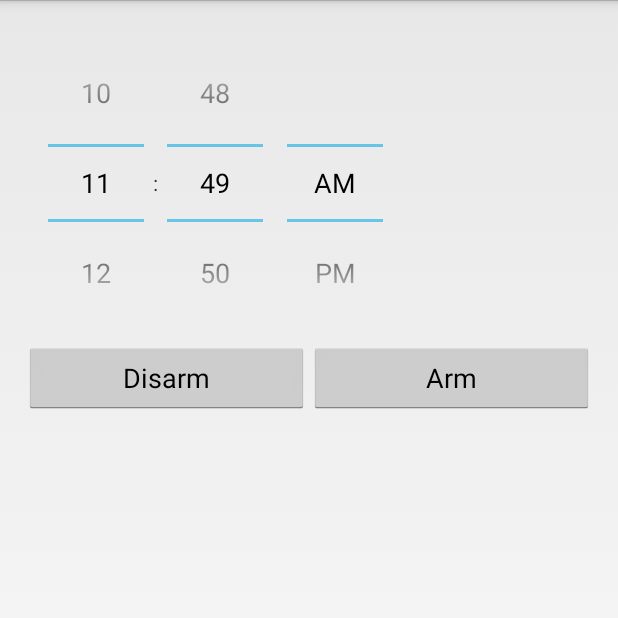
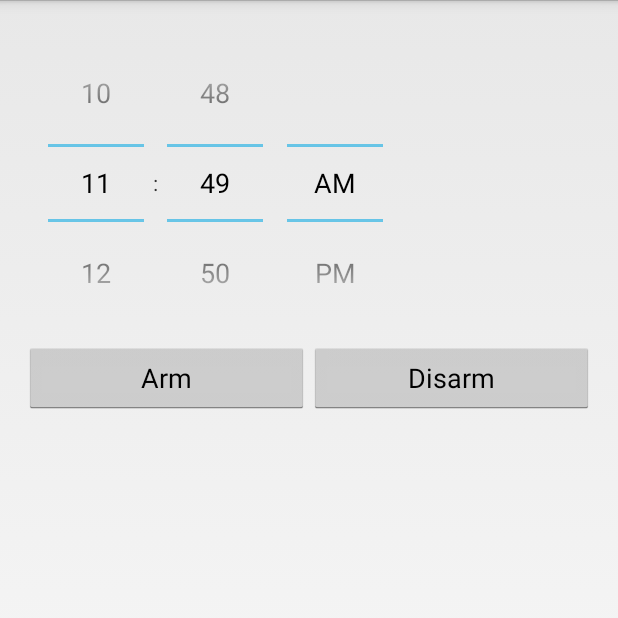
Before and after one commit to dpratt7/DaBombClock, an Android app: the screen it shows after launch (Schedule), on a phone screen of 412 x 824 dp, the top half of it. Run offline under Robolectric (Android 15) with nearby library versions, the phone set to English and light mode, and no system bars.

Commit message:
Got scheduled alarm working E2E, except actual sound

```diff
--- a/app/src/main/AndroidManifest.xml
+++ b/app/src/main/AndroidManifest.xml
@@ -21,8 +21,8 @@
             </intent-filter>
         </activity>
         <activity
-            android:name=".Schedule"
-            android:label="@string/title_activity_schedule" >
+            android:name=".AlarmActivity"
+            android:label="Alarm" >
         </activity>
 
         <service
@@ -31,7 +31,7 @@
         </service>
 
         <receiver
-            android:name="com.group.dabomb.dabomb.AlarmReceiver">
+            android:name=".AlarmReceiver">
         </receiver>
 
     </application>
--- a/app/src/main/java/com/group/dabomb/dabomb/AlarmActivity.java
+++ b/app/src/main/java/com/group/dabomb/dabomb/AlarmActivity.java
@@ -3,6 +3,8 @@ package com.group.dabomb.dabomb;
 import android.app.Activity;
 import android.media.AudioManager;
 import android.media.MediaPlayer;
+import android.media.RingtoneManager;
+import android.net.Uri;
 import android.os.Bundle;
 import android.view.Menu;
 import android.view.MenuItem;
@@ -33,8 +35,10 @@ public class AlarmActivity extends Activity {
         });
 
         sound = new MediaPlayer();
+        RingtoneManager toneManager = new RingtoneManager(this);
+        Uri toneUri = toneManager.getDefaultUri(RingtoneManager.TYPE_ALARM);
         try {
-            //TODO sound.setDataSource(this, toneUri);
+            sound.setDataSource(this, toneUri);
             sound.setAudioStreamType(AudioManager.STREAM_ALARM);
             sound.setLooping(true);
             sound.prepare();
--- a/app/src/main/java/com/group/dabomb/dabomb/AlarmReceiver.java
+++ b/app/src/main/java/com/group/dabomb/dabomb/AlarmReceiver.java
@@ -20,8 +20,9 @@ public class AlarmReceiver extends BroadcastReceiver {
 
         /**Show notification**/
         /**Launch alarmActivity**/
-        Intent i = new Intent();
-        i.setClassName("com.group.dabomb.dabomb","MainActivity.java");
+        Intent i = new Intent(context, AlarmActivity.class);
+//        Intent i = new Intent();
+//        i.setClassName("com.group.dabomb.dabomb","AlarmActivity.java");
         i.setFlags(Intent.FLAG_ACTIVITY_NEW_TASK);
         context.startActivity(i);
 
--- a/app/src/main/res/layout/activity_schedule.xml
+++ b/app/src/main/res/layout/activity_schedule.xml
@@ -24,13 +24,13 @@
             android:layout_width="fill_parent"
             android:layout_height="wrap_content"
             android:layout_weight="1"
-            android:text="@string/cancel"></Button>
+            android:text="Arm" />
 
         <Button
             android:id="@+id/dialog_cancel"
             android:layout_width="fill_parent"
             android:layout_height="wrap_content"
             android:layout_weight="1"
-            android:text="@string/select"></Button>
+            android:text="Disarm" />
     </LinearLayout>
 </LinearLayout>
```
Also changed, not shown: app/src/main/java/com/group/dabomb/dabomb/Schedule.java (+7 -11 lines).
